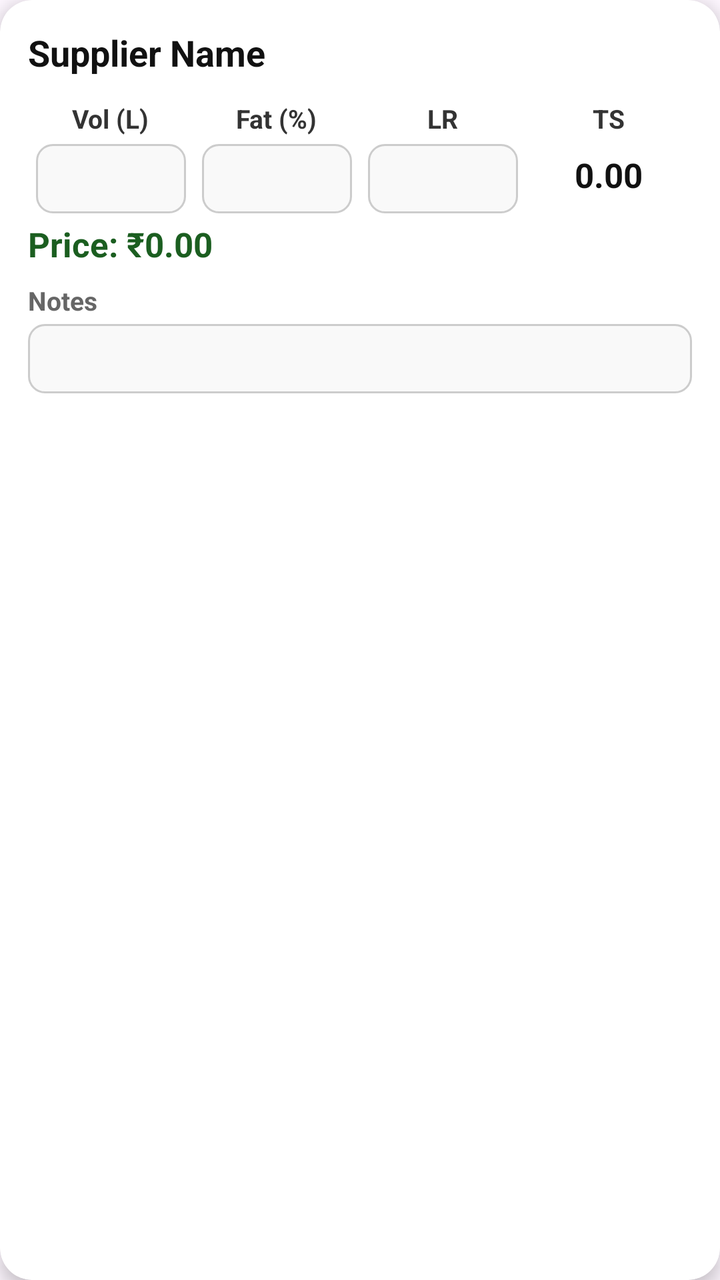
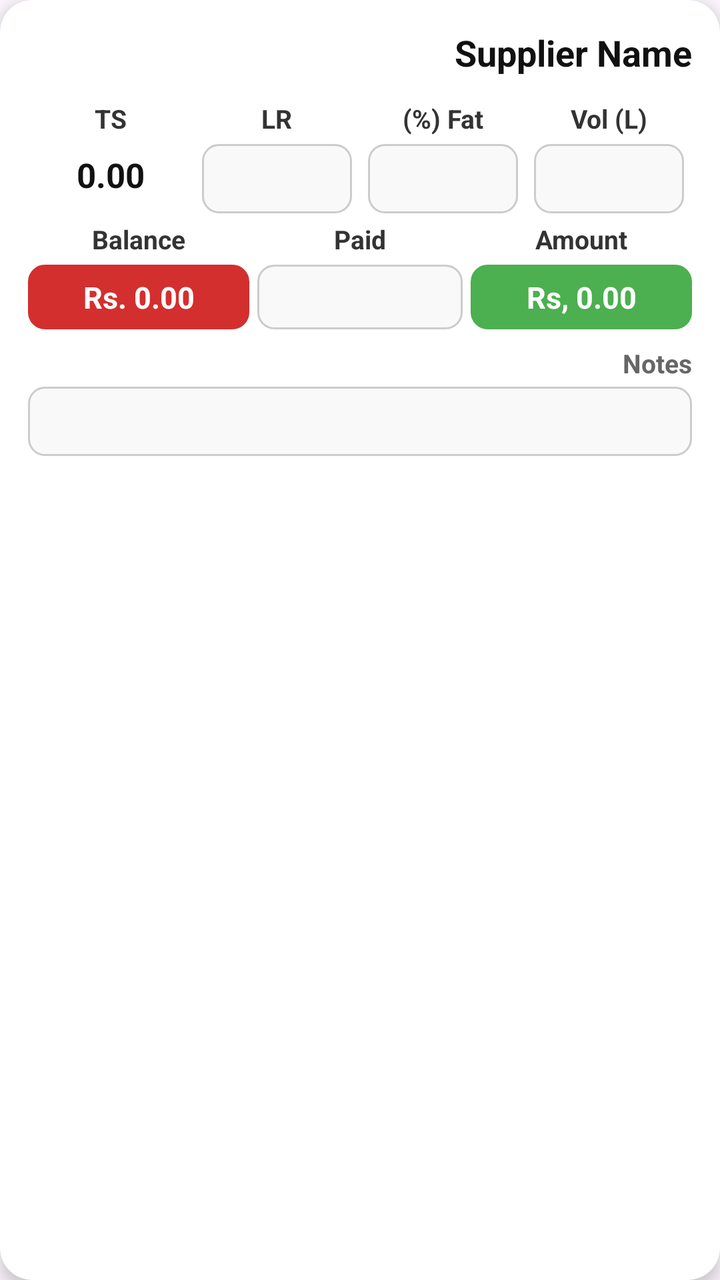

Compare the two renders of this Android layout. The source of the first and the diff that turns it into the second are given below.
<!-- AndroidManifest.xml: application theme Theme.MilkLedger -->
<!-- res/layout/item_purchase.xml -->
<?xml version="1.0" encoding="utf-8"?>
<androidx.cardview.widget.CardView
    xmlns:android="http://schemas.android.com/apk/res/android"
    xmlns:app="http://schemas.android.com/apk/res-auto"
    xmlns:tools="http://schemas.android.com/tools"
    android:layout_width="match_parent"
    android:layout_height="wrap_content"
    android:layout_marginHorizontal="16dp"
    android:layout_marginVertical="8dp"
    app:cardCornerRadius="16dp"
    app:cardElevation="5dp"
    android:backgroundTint="@android:color/white">

    <LinearLayout
        android:layout_width="match_parent"
        android:layout_height="wrap_content"
        android:orientation="vertical"
        android:padding="14dp">

        
        <TextView
            android:id="@+id/tv_supplier_name"
            android:layout_width="match_parent"
            android:layout_height="wrap_content"
            android:text="Supplier Name"
            android:textSize="18sp"
            android:textStyle="bold"
            android:textColor="#111111"
            android:layout_marginBottom="8dp" />

        
        <GridLayout
            android:layout_width="match_parent"
            android:layout_height="wrap_content"
            android:columnCount="4"
            android:alignmentMode="alignMargins"
            android:useDefaultMargins="true"
            >

            
            <LinearLayout
                android:layout_width="0dp"
                android:layout_height="wrap_content"
                android:layout_columnWeight="1"
                android:orientation="vertical"
                android:gravity="center">

                <TextView
                    android:layout_width="wrap_content"
                    android:layout_height="wrap_content"
                    android:layout_marginBottom="4dp"
                    android:text="Vol (L)"
                    android:textColor="#333"
                    android:textSize="13sp"
                    android:textStyle="bold" />

                <EditText
                    android:id="@+id/et_volume"
                    android:layout_width="match_parent"
                    android:layout_height="wrap_content"
                    android:inputType="numberDecimal"
                    android:textSize="17sp"
                    android:gravity="center"
                    android:paddingVertical="6dp"
                    android:background="@drawable/bg_edittext_readable" />
            </LinearLayout>

            
            <LinearLayout
                android:layout_width="0dp"
                android:layout_height="wrap_content"
                android:layout_columnWeight="1"
                android:orientation="vertical"
                android:gravity="center">

                <TextView
                    android:layout_width="wrap_content"
                    android:layout_height="wrap_content"
                    android:layout_marginBottom="4dp"
                    android:text="Fat (%)"
                    android:textColor="#333"
                    android:textSize="13sp"
                    android:textStyle="bold" />

                <EditText
                    android:id="@+id/et_fat"
                    android:layout_width="match_parent"
                    android:layout_height="wrap_content"
                    android:inputType="numberDecimal"
                    android:textSize="17sp"
                    android:gravity="center"
                    android:paddingVertical="6dp"
                    android:background="@drawable/bg_edittext_readable" />
            </LinearLayout>

            
            <LinearLayout
                android:layout_width="0dp"
                android:layout_height="wrap_content"
                android:layout_columnWeight="1"
                android:orientation="vertical"
                android:gravity="center">

                <TextView
                    android:layout_width="wrap_content"
                    android:layout_height="wrap_content"
                    android:layout_marginBottom="4dp"
                    android:text="LR"
                    android:textColor="#333"
                    android:textSize="13sp"
                    android:textStyle="bold" />

                <EditText
                    android:id="@+id/et_lr"
                    android:layout_width="match_parent"
                    android:layout_height="wrap_content"
                    android:inputType="numberDecimal"
                    android:textSize="17sp"
                    android:gravity="center"
                    android:paddingVertical="6dp"
                    android:background="@drawable/bg_edittext_readable" />
            </LinearLayout>

            
            <LinearLayout
                android:layout_width="0dp"
                android:layout_height="wrap_content"
                android:layout_columnWeight="1"
                android:orientation="vertical"

                android:gravity="center">

                <TextView
                    android:layout_width="wrap_content"
                    android:layout_height="wrap_content"
                    android:text="TS"
                    android:textColor="#333"
                    android:textSize="13sp"
                    android:textStyle="bold" />

                <TextView
                    android:id="@+id/tv_ts"
                    android:layout_width="match_parent"
                    android:layout_height="wrap_content"
                    android:text="0.00"
                    android:paddingTop="8dp"
                    android:textSize="17sp"
                    android:textStyle="bold"
                    android:textColor="#111111"
                    android:gravity="center" />
            </LinearLayout>
        </GridLayout>

        
        <TextView
            android:id="@+id/tv_price"
            android:layout_width="match_parent"
            android:layout_height="wrap_content"
            android:text="Price: ₹0.00"
            android:textSize="17sp"
            android:textStyle="bold"
            android:textColor="#1B5E20"
            android:layout_marginBottom="8dp" />

        
        <TextView
            android:layout_width="match_parent"
            android:layout_height="wrap_content"
            android:layout_marginBottom="3dp"
            android:text="Notes"
            android:textColor="#666"
            android:textSize="13sp"
            android:textStyle="bold" />

        <EditText
            android:id="@+id/et_notes"
            android:layout_width="match_parent"
            android:layout_height="wrap_content"
            android:inputType="textCapSentences"
            android:textSize="17sp"
            android:paddingStart="10dp"
            android:paddingVertical="6dp"
            android:background="@drawable/bg_edittext_readable"
            tools:ignore="RtlSymmetry" />
    </LinearLayout>
</androidx.cardview.widget.CardView>
<!-- resources referenced by this layout -->
<resources>
  <!-- drawable bg_edittext_readable (drawable) -->
  <shape xmlns:android="http://schemas.android.com/apk/res/android" android:shape="rectangle">
      <solid android:color="#F9F9F9" />
      <stroke android:width="1dp" android:color="#CCCCCC" />
      <corners android:radius="8dp" />
      <padding android:left="6dp" android:right="6dp" android:top="4dp" android:bottom="4dp" />
  </shape>
  <style name="Theme.MilkLedger" parent="Base.Theme.MilkLedger" />
  <style name="Base.Theme.MilkLedger" parent="Theme.Material3.DayNight.NoActionBar">
  
  
  
          <item name="colorPrimary">@color/md_theme_primary</item>
          <item name="colorOnPrimary">@color/md_theme_onPrimary</item>
          <item name="colorSecondary">@color/md_theme_secondary</item>
          <item name="colorOnSecondary">@color/md_theme_onSecondary</item>
          <item name="android:statusBarColor">@android:color/transparent</item>
          <item name="android:navigationBarColor">?attr/colorSurface</item>
  
          <item name="materialButtonStyle">@style/Button.Filled</item>
  
          <item name="textAppearanceHeadlineLarge">@style/Text.H1</item>
          <item name="textAppearanceHeadlineMedium">@style/Text.H2</item>
          <item name="textAppearanceTitleMedium">@style/Text.Title</item>
          <item name="textAppearanceBodyLarge">@style/Text.Body</item>
          <item name="textAppearanceLabelMedium">@style/Text.Caption</item>
          <item name="textAppearanceLabelLarge">@style/Text.Button</item>
  
  
      </style>
  <color name="md_theme_primary">#4CAF50</color>
  <color name="md_theme_onPrimary">#FFFFFF</color>
  <color name="md_theme_secondary">#FFC107</color>
  <color name="md_theme_onSecondary">#000000</color>
  <style name="Button.Filled" parent="Widget.Material3.Button">
          <item name="cornerRadius">@dimen/corner_medium</item>
          <item name="textAppearanceButton">@style/Text.Button</item>
          <item name="elevation">@dimen/elevation_high</item>
          <item name="android:textAllCaps">false</item>
      </style>
  <style name="Text.H1" parent="TextAppearance.Material3.DisplayLarge">
          <item name="android:fontFamily">@font/poppins_bold</item>
          <item name="android:textSize">@dimen/sp_headline_large</item>
          <item name="android:letterSpacing">0.01</item>
      </style>
  <style name="Text.H2" parent="TextAppearance.Material3.HeadlineMedium">
          <item name="android:fontFamily">@font/poppins_semibold</item>
          <item name="android:textSize">@dimen/sp_headline_medium</item>
          <item name="android:letterSpacing">0.01</item>
      </style>
  <style name="Text.Title" parent="TextAppearance.Material3.TitleMedium">
          <item name="android:fontFamily">@font/inter_semibold</item>
          <item name="android:textSize">@dimen/sp_headline_medium</item>
      </style>
  <style name="Text.Body" parent="TextAppearance.Material3.BodyLarge">
          <item name="android:fontFamily">@font/inter</item>
          <item name="android:textSize">@dimen/sp_body</item>
      </style>
  <style name="Text.Caption" parent="TextAppearance.Material3.LabelMedium">
          <item name="android:fontFamily">@font/inter_semibold</item>
          <item name="android:textSize">@dimen/sp_caption</item>
      </style>
  <style name="Text.Button" parent="TextAppearance.Material3.LabelLarge">
          <item name="android:fontFamily">@font/inter_semibold</item>
          <item name="android:textSize">@dimen/sp_button</item>
          <item name="android:textAllCaps">false</item>
      </style>
  <dimen name="corner_medium">8dp</dimen>
  <dimen name="elevation_high">8dp</dimen>
  <dimen name="sp_headline_large">24sp</dimen>
  <dimen name="sp_headline_medium">20sp</dimen>
  <dimen name="sp_body">16sp</dimen>
  <dimen name="sp_caption">14sp</dimen>
  <dimen name="sp_button">16sp</dimen>
</resources>

<!-- the commit's change to res/layout/item_purchase.xml (unified diff, before → after) -->
@@ -8,6 +8,8 @@
     android:layout_marginHorizontal="16dp"
     android:layout_marginVertical="8dp"
     app:cardCornerRadius="16dp"
+    android:layoutDirection="rtl"
+    android:textDirection="rtl"
     app:cardElevation="5dp"
     android:backgroundTint="@android:color/white">
 
@@ -151,16 +153,111 @@
             </LinearLayout>
         </GridLayout>
 
-        
-        <TextView
-            android:id="@+id/tv_price"
-            android:layout_width="match_parent"
-            android:layout_height="wrap_content"
-            android:text="Price: ₹0.00"
-            android:textSize="17sp"
-            android:textStyle="bold"
-            android:textColor="#1B5E20"
-            android:layout_marginBottom="8dp" />
+
+        
+        
+        <LinearLayout
+            android:layout_width="match_parent"
+            android:layout_height="wrap_content"
+            android:orientation="horizontal"
+            android:gravity="center_vertical"
+            android:layout_marginBottom="8dp"
+            android:weightSum="3">
+
+            
+            <LinearLayout
+                android:layout_width="0dp"
+                android:layout_height="wrap_content"
+                android:layout_weight="1"
+                android:orientation="vertical"
+                android:gravity="center_horizontal">
+
+                <TextView
+                    android:layout_width="wrap_content"
+                    android:layout_height="wrap_content"
+                    android:text="Amount"
+                    android:textColor="#333"
+                    android:textSize="13sp"
+                    android:textStyle="bold"
+                    android:layout_marginBottom="4dp"/>
+
+                <TextView
+                    android:id="@+id/tv_price"
+                    android:layout_width="match_parent"
+                    android:layout_height="wrap_content"
+                    android:text="Rs, 0.00"
+                    android:textSize="15sp"
+                    android:textStyle="bold"
+                    android:textColor="#fff"
+                    android:gravity="center"
+                    android:backgroundTint="@color/sale_color"
+                    android:background="@drawable/bg_edittext_readable"
+                    android:paddingVertical="6dp"/>
+            </LinearLayout>
+
+            
+            <LinearLayout
+                android:layout_width="0dp"
+                android:layout_height="wrap_content"
+                android:layout_weight="1"
+                android:orientation="vertical"
+                android:gravity="center_horizontal"
+                android:paddingHorizontal="4dp">
+
+                <TextView
+                    android:layout_width="wrap_content"
+                    android:layout_height="wrap_content"
+                    android:text="Paid"
+                    android:textColor="#333"
+                    android:textSize="13sp"
+                    android:textStyle="bold"
+                    android:layout_marginBottom="4dp"/>
+
+                <EditText
+                    android:id="@+id/et_paid"
+                    android:layout_width="match_parent"
+                    android:layout_height="wrap_content"
+                    android:inputType="numberDecimal"
+                    android:textSize="15sp"
+                    android:gravity="center"
+
+                    android:background="@drawable/bg_edittext_readable"
+                    android:paddingVertical="6dp"/>
+            </LinearLayout>
+
+            
+            <LinearLayout
+                android:layout_width="0dp"
+                android:layout_height="wrap_content"
+                android:layout_weight="1"
+                android:orientation="vertical"
+                android:gravity="center_horizontal">
+
+                <TextView
+                    android:layout_width="wrap_content"
+                    android:layout_height="wrap_content"
+                    android:text="Balance"
+                    android:textColor="#333"
+                    android:textSize="13sp"
+                    android:textStyle="bold"
+                    android:layout_marginBottom="4dp"/>
+
+                <TextView
+                    android:id="@+id/tv_balance"
+                    android:layout_width="match_parent"
+                    android:layout_height="wrap_content"
+                    android:text="Rs. 0.00"
+                    android:textSize="15sp"
+                    android:textStyle="bold"
+                    android:textColor="#fff"
+                    android:backgroundTint="#D32F2F"
+                    android:gravity="center"
+                    android:background="@drawable/bg_edittext_readable"
+                    android:paddingVertical="6dp"/>
+            </LinearLayout>
+        </LinearLayout>
+
+
 
         
         <TextView
<!-- resource entries referenced after the edit -->
@@ -1,5 +1,6 @@
 <!-- resources referenced by this layout -->
 <resources>
+  <color name="sale_color">#4CAF50</color>
   <!-- drawable bg_edittext_readable (drawable) -->
   <shape xmlns:android="http://schemas.android.com/apk/res/android" android:shape="rectangle">
       <solid android:color="#F9F9F9" />
